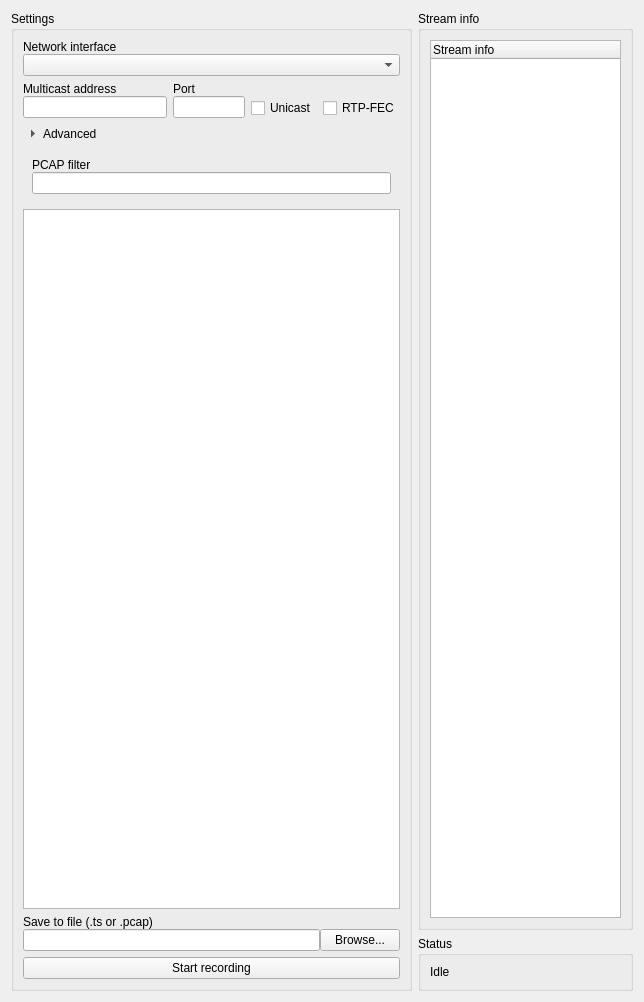
Old version of the form recordwidget.ui in the repository wisinorden/iptvutils.
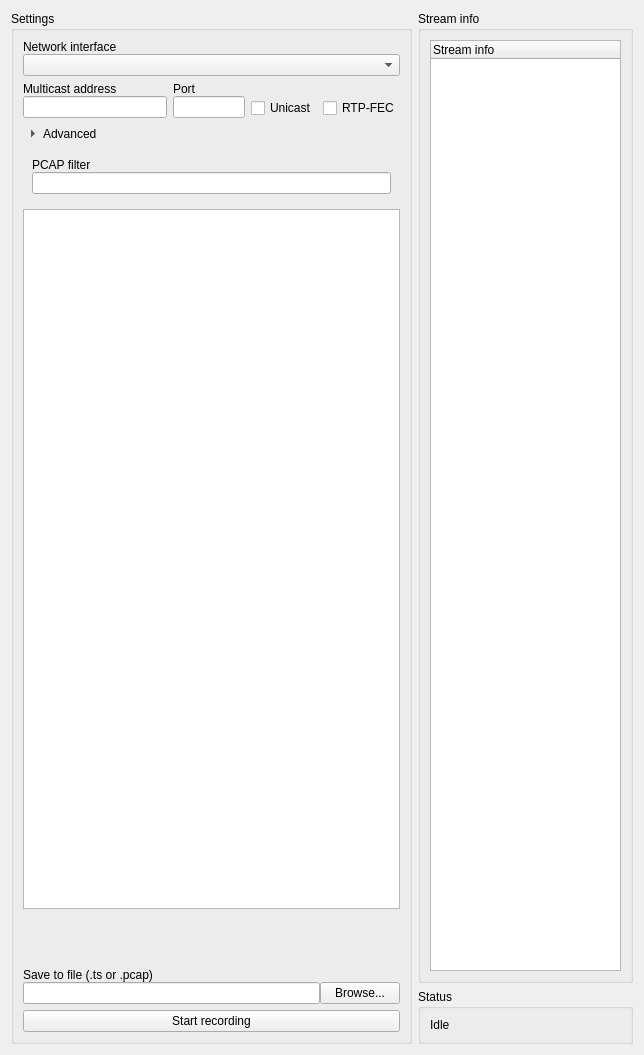
New version of the form. Icons and pictures are not drawn. Custom widgets are drawn as their Qt base class.

```diff
--- a/recordwidget.ui
+++ b/recordwidget.ui
@@ -7,7 +7,7 @@
     <x>0</x>
     <y>0</y>
     <width>644</width>
-    <height>555</height>
+    <height>1055</height>
    </rect>
   </property>
   <property name="sizePolicy">
```
Left out of the diff: 9 changed lines with no effect on the pictures.
